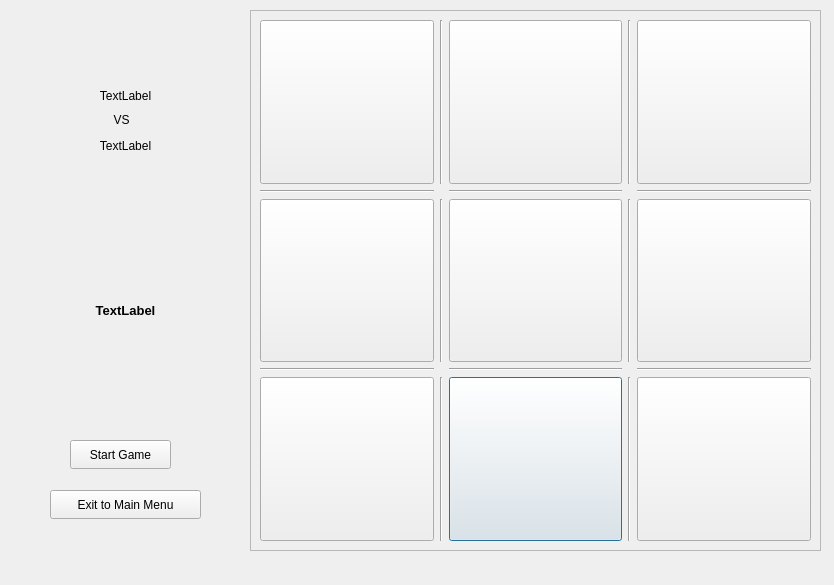
Qt form pvp.ui (mo2menwael/Advanced-Tic-Tac-Toe) before a commit.
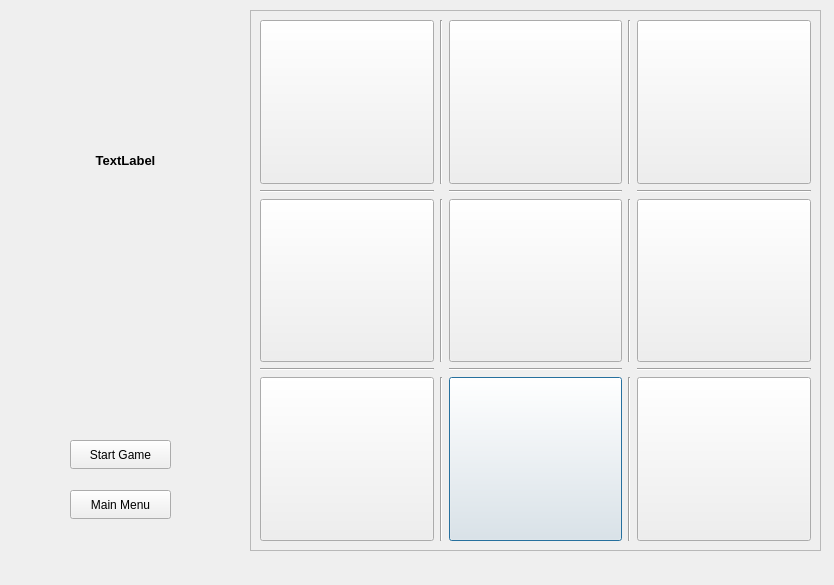
The same form after that commit.

```diff
--- a/pvp.ui
+++ b/pvp.ui
@@ -316,78 +316,24 @@
     <string>Start Game</string>
    </property>
   </widget>
-  <widget class="QLabel" name="p1">
-   <property name="geometry">
-    <rect>
-     <x>70</x>
-     <y>80</y>
-     <width>111</width>
-     <height>31</height>
-    </rect>
-   </property>
-   <property name="text">
-    <string>TextLabel</string>
-   </property>
-   <property name="scaledContents">
-    <bool>true</bool>
-   </property>
-   <property name="alignment">
-    <set>Qt::AlignCenter</set>
-   </property>
-  </widget>
-  <widget class="QLabel" name="p2">
-   <property name="geometry">
-    <rect>
-     <x>70</x>
-     <y>130</y>
-     <width>111</width>
-     <height>31</height>
-    </rect>
-   </property>
-   <property name="text">
-    <string>TextLabel</string>
-   </property>
-   <property name="scaledContents">
-    <bool>true</bool>
-   </property>
-   <property name="alignment">
-    <set>Qt::AlignCenter</set>
-   </property>
-  </widget>
-  <widget class="QLabel" name="label_3">
-   <property name="geometry">
-    <rect>
-     <x>90</x>
-     <y>110</y>
-     <width>63</width>
-     <height>20</height>
-    </rect>
-   </property>
-   <property name="text">
-    <string>VS</string>
-   </property>
-   <property name="alignment">
-    <set>Qt::AlignCenter</set>
-   </property>
-  </widget>
   <widget class="QPushButton" name="main_menu">
    <property name="geometry">
     <rect>
-     <x>50</x>
+     <x>70</x>
      <y>490</y>
-     <width>151</width>
+     <width>101</width>
      <height>29</height>
     </rect>
    </property>
    <property name="text">
-    <string>Exit to Main Menu</string>
+    <string>Main Menu</string>
    </property>
   </widget>
   <widget class="QLabel" name="turntext">
    <property name="geometry">
     <rect>
      <x>30</x>
-     <y>300</y>
+     <y>150</y>
      <width>191</width>
      <height>20</height>
     </rect>
```
